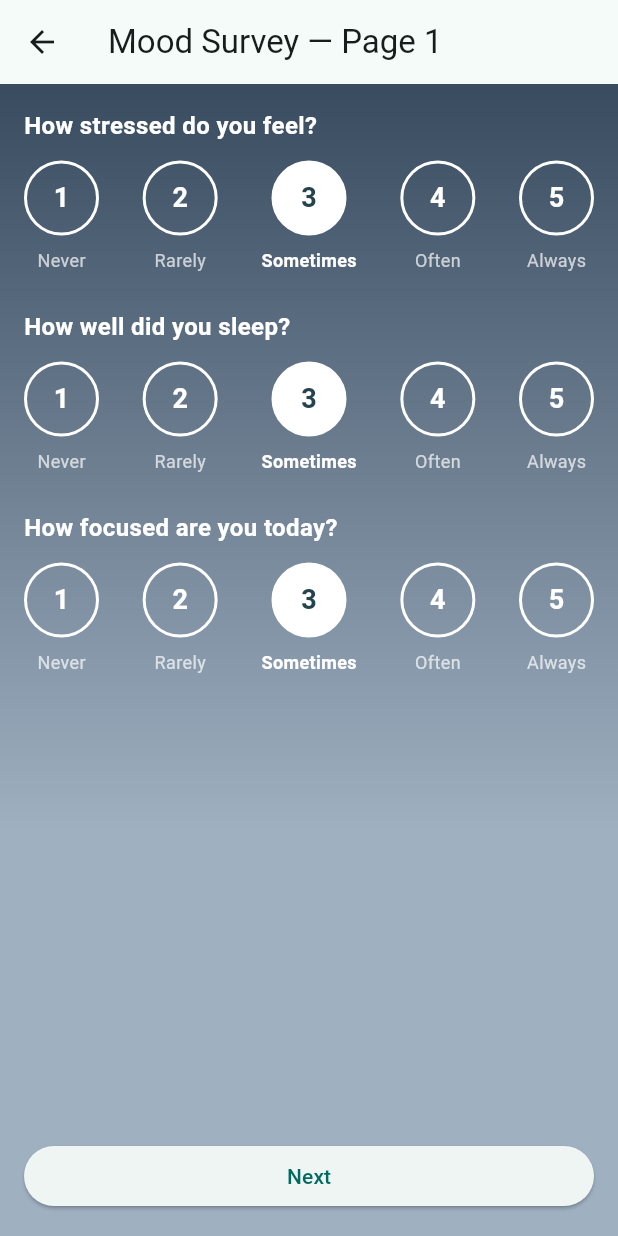
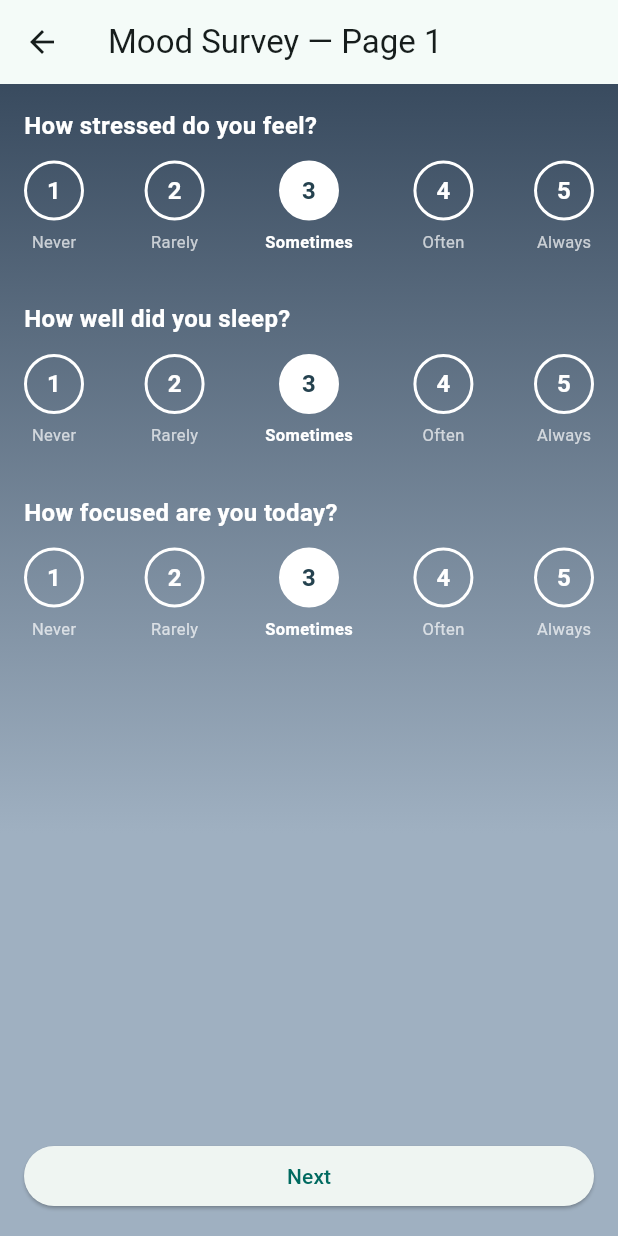
Before and after one commit to Jazmar0630/INNERBLOOM_app, a Flutter app: the MoodSurveyPageOne screen opened directly, on a phone screen of 412 x 824 dp. Run offline on Flutter 3.47's test engine with Material 3 defaults, Android fonts, the phone set to English and light mode, and no system bars; our stand-ins replace cloud_firestore, firebase_auth, firebase_core, youtube_player_iframe; accounts and stored records are empty.

Commit message:
tickable smaller

```diff
--- a/lib/pages/mood/mood_survey_page_one.dart
+++ b/lib/pages/mood/mood_survey_page_one.dart
@@ -32,8 +32,8 @@ class _MoodSurveyPageOneState extends State<MoodSurveyPageOne> {
               child: Column(
                 children: [
                   Container(
-                    width: 50,
-                    height: 50,
+                    width: 40,
+                    height: 40,
                     decoration: BoxDecoration(
                       shape: BoxShape.circle,
                       color: isSelected ? Colors.white : Colors.transparent,
@@ -46,18 +46,18 @@ class _MoodSurveyPageOneState extends State<MoodSurveyPageOne> {
                       child: Text(
                         (index + 1).toString(),
                         style: TextStyle(
-                          fontSize: 18,
+                          fontSize: 16,
                           fontWeight: FontWeight.bold,
                           color: isSelected ? const Color(0xFF25424F) : Colors.white,
                         ),
                       ),
                     ),
                   ),
-                  const SizedBox(height: 8),
+                  const SizedBox(height: 6),
                   Text(
                     options[index],
                     style: TextStyle(
-                      fontSize: 12,
+                      fontSize: 11,
                       color: isSelected ? Colors.white : Colors.white70,
                       fontWeight: isSelected ? FontWeight.w600 : FontWeight.normal,
                     ),
@@ -67,7 +67,7 @@ class _MoodSurveyPageOneState extends State<MoodSurveyPageOne> {
             );
           }),
         ),
-        const SizedBox(height: 24),
+        const SizedBox(height: 32),
       ],
     );
   }
```
